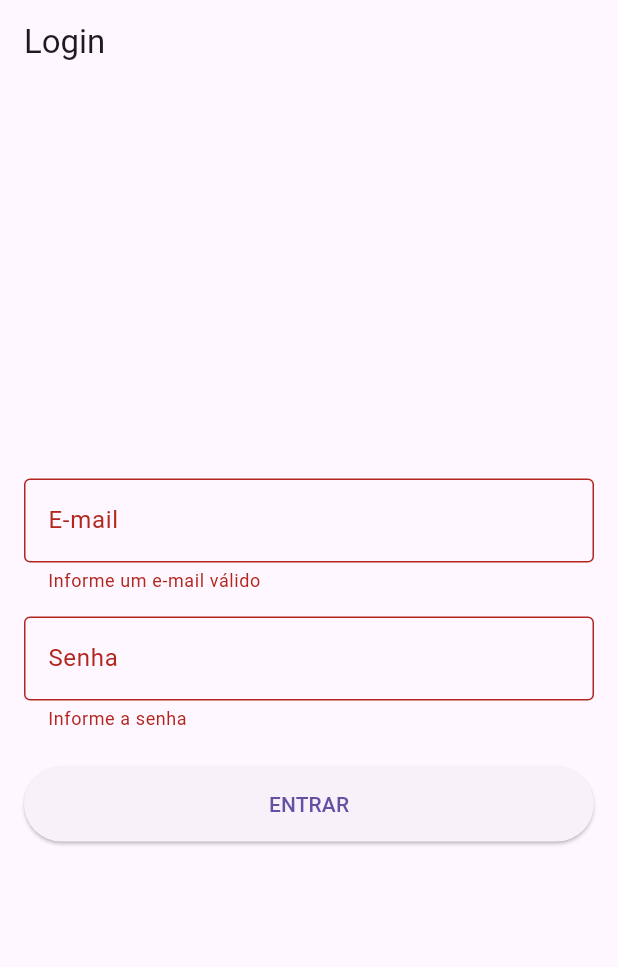
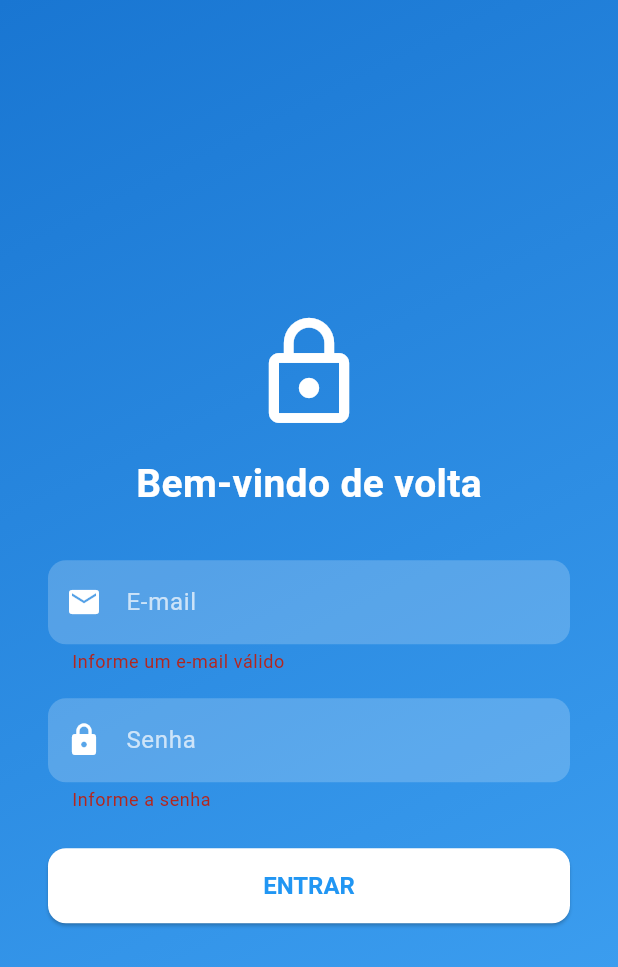
Before and after one commit to brunojamelli/reserva_hub_admin, a Flutter app: the screen it shows after launch, after a tap on "ENTRAR", on a phone screen of 412 x 824 dp. Shown: the top 967 px of the screen. Run offline on Flutter 3.47's test engine with Material 3 defaults, Android fonts, the phone set to English and light mode, and no system bars; our stand-ins replace dio, file_picker, flutter_dotenv.

Commit message:
feat: implementação fluxo simples de login

```diff
--- /dev/null
+++ b/lib/models/usuario_model.dart
@@ -0,0 +1,51 @@
+class UsuarioModel {
+  final String id;
+  final String nome;
+  final String email;
+  final String senha;
+  String? apartamento;
+  String? bloco;
+  String? tipo;
+  String? telefone;
+  String? tokenNotificacao;
+
+  UsuarioModel({
+    required this.id,
+    required this.nome,
+    required this.email,
+    required this.senha,
+    this.apartamento,
+    this.bloco,
+    this.tipo,
+    this.telefone,
+    this.tokenNotificacao,
+  });
+
+  // factory UsuarioModel.fromJson(Map<String, dynamic> json) {
+  //   return UsuarioModel(
+  //     id: json['id'],
+  //     nome: json['nome'],
+  //     email: json['email'],
+  //     senha: json['senha'],
+  //     apartamento: json['apartamento'],
+  //     bloco: json['bloco'],
+  //     tipo: json['tipo'],
+  //     telefone: json['telefone'],
+  //     tokenNotificacao: json['token_notificacao'],
+  //   );
+  // }
+    factory UsuarioModel.fromJson(Map<String, dynamic> json) {
+      return UsuarioModel(
+        id: json['id']?.toString() ?? '', // garante que nunca será null
+        nome: json['nome']?.toString() ?? '',
+        email: json['email']?.toString() ?? '',
+        senha: json['senha']?.toString() ?? '',
+        apartamento: json['apartamento'] as String?,
+        bloco: json['bloco'] as String?,
+        tipo: json['tipo'] as String?,
+        telefone: json['telefone'] as String?,
+        tokenNotificacao: json['token_notificacao'] as String?,
+      );
+    }
+
+}
--- /dev/null
+++ b/lib/repositories/auth_repository.dart
@@ -0,0 +1,28 @@
+import 'package:dio/dio.dart';
+import '../models/usuario_model.dart';
+
+class AuthRepository {
+  final Dio _dio = Dio(BaseOptions(baseUrl: 'http://192.168.1.66:3000'));
+
+  Future<UsuarioModel?> login(String email, String senha) async {
+    try {
+      final response = await _dio.get('/usuarios');
+
+      if (response.statusCode == 200) {
+        final users = List<Map<String, dynamic>>.from(response.data);
+
+        final userMap = users.firstWhere(
+          (user) => user['email'] == email && user['senha'] == senha && user['tipo'] == 'admin',
+          orElse: () => {},
+        );
+
+        if (userMap.isNotEmpty) {
+          return UsuarioModel.fromJson(userMap);
+        }
+      }
+    } catch (e) {
+      throw Exception('Erro ao fazer login: $e');
+    }
+    return null;
+  }
+}
--- a/lib/screens/login_page.dart
+++ b/lib/screens/login_page.dart
@@ -1,5 +1,8 @@
 import 'package:flutter/material.dart';
+import 'package:reserva_hub_admin/repositories/auth_repository.dart';
 import 'package:reserva_hub_admin/screens/main_menu_screen%20.dart';
+import '../models/usuario_model.dart';
+
 
 class LoginPage extends StatefulWidget {
   const LoginPage({super.key});
@@ -14,32 +17,62 @@ class _LoginPageState extends State<LoginPage> {
   final _senhaController = TextEditingController();
   bool _isLoading = false;
 
+  // Future<void> _login() async {
+  //   if (!_formKey.currentState!.validate()) return;
+
+  //   setState(() => _isLoading = true);
+
+  //   try {
+  //     await Future.delayed(const Duration(seconds: 2));
+  //     if (mounted) {
+  //       ScaffoldMessenger.of(context).showSnackBar(
+  //         const SnackBar(content: Text('Login realizado com sucesso!')),
+  //       );
+  //       Navigator.pushReplacement(
+  //         context,
+  //         MaterialPageRoute(builder: (_) => MainMenuScreen()),
+  //       );
+  //     }
+  //   } catch (e) {
+  //     if (mounted) {
+  //       ScaffoldMessenger.of(context).showSnackBar(
+  //         SnackBar(content: Text('Erro ao fazer login: $e')),
+  //       );
+  //     }
+  //   } finally {
+  //     if (mounted) setState(() => _isLoading = false);
+  //   }
+  // }
   Future<void> _login() async {
     if (!_formKey.currentState!.validate()) return;
 
     setState(() => _isLoading = true);
 
     try {
-      // Simula requisição de login
-      await Future.delayed(const Duration(seconds: 2));
+      final repository = AuthRepository();
+      final usuario = await repository.login(_emailController.text, _senhaController.text);
 
-      // Aqui você pode usar Dio para chamar a API
-      // Exemplo: await AuthRepository.login(_emailController.text, _senhaController.text);
-
+      if (usuario != null) {
         if (mounted) {
           ScaffoldMessenger.of(context).showSnackBar(
-          const SnackBar(content: Text('Login realizado com sucesso!')),
+            SnackBar(content: Text('Bem-vindo, ${usuario.nome}!')),
           );
-        // Navegar para próxima tela
           Navigator.pushReplacement(
             context,
             MaterialPageRoute(builder: (_) => MainMenuScreen()),
           );
         }
+      } else {
+        if (mounted) {
+          ScaffoldMessenger.of(context).showSnackBar(
+            const SnackBar(content: Text('E-mail ou senha inválidos')),
+          );
+        }
+      }
     } catch (e) {
       if (mounted) {
         ScaffoldMessenger.of(context).showSnackBar(
-          SnackBar(content: Text('Erro ao fazer login: $e')),
+          SnackBar(content: Text('Erro: $e')),
         );
       }
     } finally {
@@ -48,21 +81,59 @@ class _LoginPageState extends State<LoginPage> {
   }
 
   @override
+  void dispose() {
+    _emailController.dispose();
+    _senhaController.dispose();
+    super.dispose();
+  }
+
+  @override
   Widget build(BuildContext context) {
     return Scaffold(
-      appBar: AppBar(title: const Text('Login')),
-      body: Padding(
-        padding: const EdgeInsets.all(16.0),
-        child: Form(
+      body: Container(
+        width: double.infinity,
+        height: double.infinity,
+        decoration: const BoxDecoration(
+          gradient: LinearGradient(
+            colors: [Color(0xFF1976D2), Color(0xFF42A5F5)],
+            begin: Alignment.topLeft,
+            end: Alignment.bottomRight,
+          ),
+        ),
+        child: Center(
+          child: SingleChildScrollView(
+            padding: const EdgeInsets.symmetric(horizontal: 32),
+            child: Column(
+              mainAxisSize: MainAxisSize.min,
+              children: [
+                const Icon(Icons.lock_outline, size: 80, color: Colors.white),
+                const SizedBox(height: 16),
+                const Text(
+                  'Bem-vindo de volta',
+                  style: TextStyle(
+                    color: Colors.white,
+                    fontSize: 26,
+                    fontWeight: FontWeight.bold,
+                  ),
+                ),
+                const SizedBox(height: 32),
+                Form(
                   key: _formKey,
                   child: Column(
-            mainAxisAlignment: MainAxisAlignment.center,
                     children: [
                       TextFormField(
                         controller: _emailController,
-                decoration: const InputDecoration(
-                  labelText: 'E-mail',
-                  border: OutlineInputBorder(),
+                        style: const TextStyle(color: Colors.white),
+                        decoration: InputDecoration(
+                          hintText: 'E-mail',
+                          hintStyle: const TextStyle(color: Colors.white70),
+                          prefixIcon: const Icon(Icons.email, color: Colors.white),
+                          filled: true,
+                          fillColor: Colors.white.withOpacity(0.2),
+                          border: OutlineInputBorder(
+                            borderRadius: BorderRadius.circular(12),
+                            borderSide: BorderSide.none,
+                          ),
                         ),
                         keyboardType: TextInputType.emailAddress,
                         validator: (value) {
@@ -75,11 +146,19 @@ class _LoginPageState extends State<LoginPage> {
                       const SizedBox(height: 16),
                       TextFormField(
                         controller: _senhaController,
-                decoration: const InputDecoration(
-                  labelText: 'Senha',
-                  border: OutlineInputBorder(),
+                        style: const TextStyle(color: Colors.white),
+                        obscureText: true,
+                        decoration: InputDecoration(
+                          hintText: 'Senha',
+                          hintStyle: const TextStyle(color: Colors.white70),
+                          prefixIcon: const Icon(Icons.lock, color: Colors.white),
+                          filled: true,
+                          fillColor: Colors.white.withOpacity(0.2),
+                          border: OutlineInputBorder(
+                            borderRadius: BorderRadius.circular(12),
+                            borderSide: BorderSide.none,
                           ),
-                obscureText: true,
+                        ),
                         validator: (value) {
                           if (value == null || value.isEmpty) {
                             return 'Informe a senha';
@@ -93,22 +172,27 @@ class _LoginPageState extends State<LoginPage> {
                         height: 50,
                         child: ElevatedButton(
                           onPressed: _isLoading ? null : _login,
+                          style: ElevatedButton.styleFrom(
+                            backgroundColor: Colors.white,
+                            foregroundColor: Colors.blue,
+                            textStyle: const TextStyle(fontSize: 16, fontWeight: FontWeight.bold),
+                            shape: RoundedRectangleBorder(
+                              borderRadius: BorderRadius.circular(12),
+                            ),
+                          ),
                           child: _isLoading
-                      ? const CircularProgressIndicator(color: Colors.white)
+                              ? const CircularProgressIndicator(color: Colors.blue)
                               : const Text('ENTRAR'),
                         ),
                       ),
                     ],
                   ),
                 ),
+              ],
+            ),
+          ),
+        ),
       ),
     );
   }
-
-  @override
-  void dispose() {
-    _emailController.dispose();
-    _senhaController.dispose();
-    super.dispose();
 }
-}
```
Lines whose indentation alone changed are shown as unchanged.
